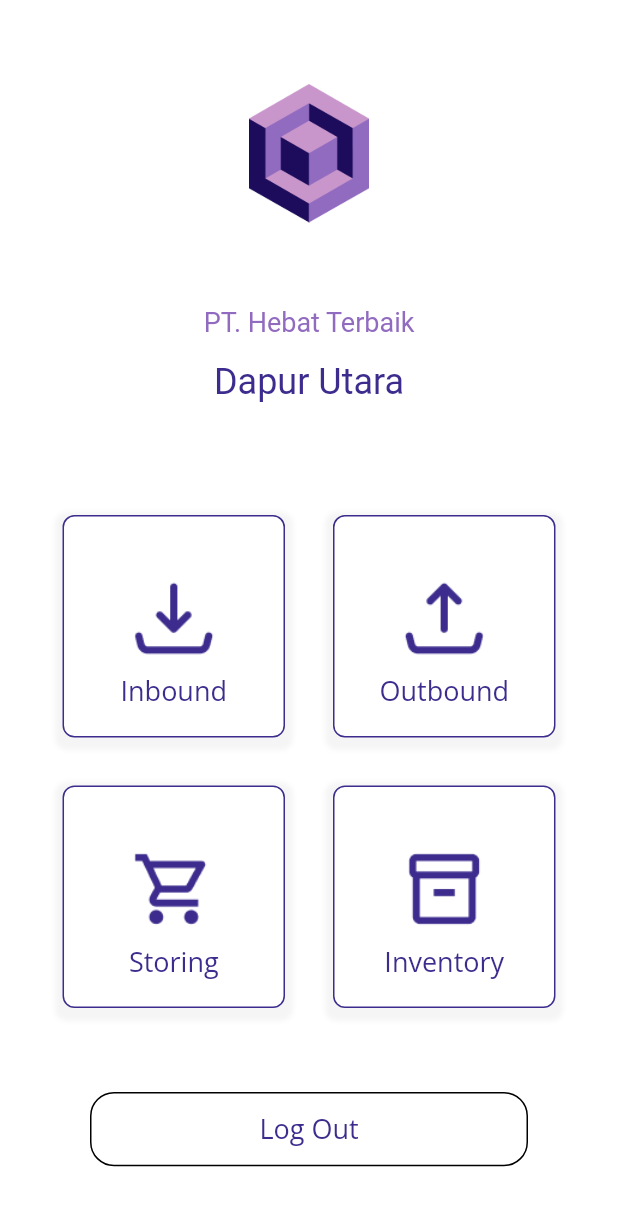
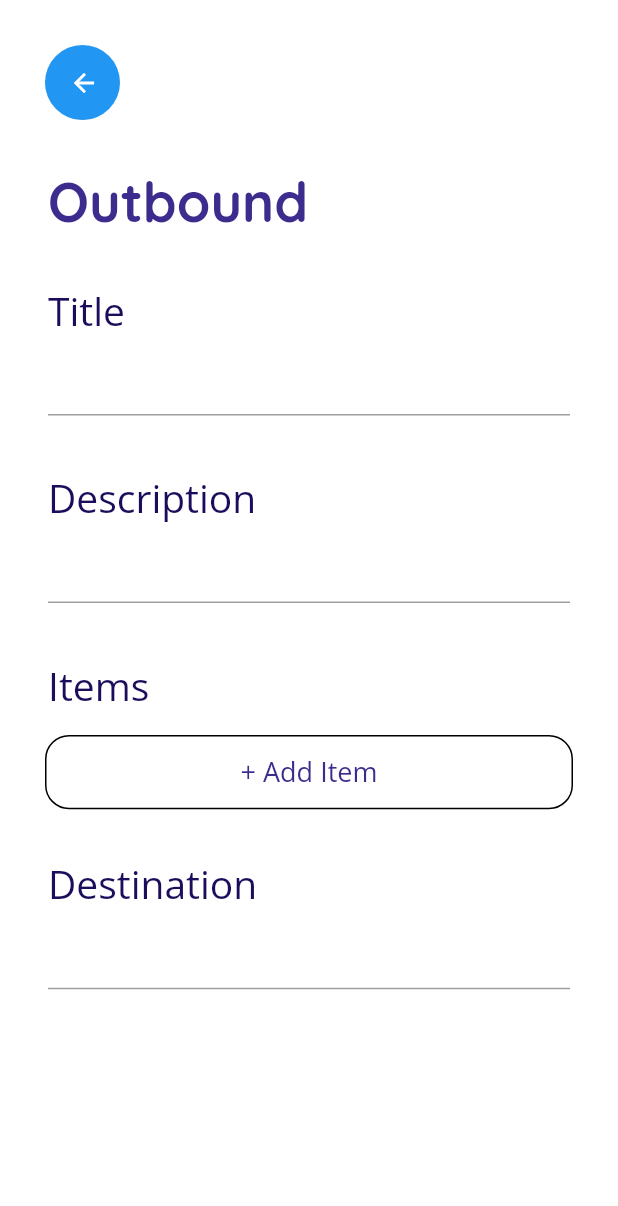
Before and after one commit to MarthinGabriela/flutter-tekmob, a Flutter app: the screen it shows once a user with an empty profile is signed in, after a tap on "Outbound", on a phone screen of 412 x 824 dp. Shown: the top 1206 px of the screen. Run offline on Flutter 3.47's test engine with Material 2 defaults, Android fonts, the light colour scheme and no system bars; our stand-ins replace firebase_auth, firebase_core; accounts and stored records are empty; Roboto replaces fonts that are missing (QuickSand).

Commit message:
feat: Add Outbound

```diff
--- a/lib/elements/button_login_logout.dart
+++ b/lib/elements/button_login_logout.dart
@@ -3,7 +3,8 @@ import 'package:tekmob/theme.dart';
 
 class WideButton extends StatelessWidget {
   final String buttonText;
-  const WideButton({required this.buttonText});
+  final String colorSide;
+  const WideButton({required this.buttonText, required this.colorSide});
 
   @override
   Widget build(BuildContext context) {
@@ -14,14 +15,12 @@ class WideButton extends StatelessWidget {
         decoration: BoxDecoration(
           borderRadius: BorderRadius.circular(16),
           border: Border.all(
-              color: buttonText == 'Log Out'
-                  ? Colors.black
-                  : Colors.grey.shade300),
-          color: buttonText == 'Log Out' ? Colors.white : purpleDark,
+              color: colorSide == 'Dark' ? Colors.black : Colors.grey.shade300),
+          color: colorSide == 'Dark' ? Colors.white : purpleDark,
         ),
         child: Text(buttonText,
             style: normalText.copyWith(
-              color: buttonText == 'Log Out' ? purpleDark : Color(0xFFFFFFFF),
+              color: colorSide == 'Dark' ? purpleDark : Color(0xFFFFFFFF),
               fontFamily: "OpenSans",
             )));
   }
--- a/lib/screens/home.dart
+++ b/lib/screens/home.dart
@@ -2,6 +2,7 @@ import 'package:flutter/cupertino.dart';
 import 'package:flutter/material.dart';
 import 'package:tekmob/auth/auth.dart';
 import 'package:tekmob/elements/box_events.dart';
+import 'package:tekmob/screens/outbound/outbound_home.dart';
 import 'package:tekmob/screens/wrapper_home.dart';
 import 'package:tekmob/theme.dart';
 import 'package:tekmob/elements/button_login_logout.dart';
@@ -43,7 +44,7 @@ class _HomeState extends State<Home> {
                 SizedBox(height: 15),
                 Center(
                     child: Text("Dapur Utara",
-                        style: header_4.copyWith(color: purpleDark))),
+                        style: header_5.copyWith(color: purpleDark))),
                 SizedBox(height: 75),
                 Container(
                     child: Row(
@@ -67,7 +68,12 @@ class _HomeState extends State<Home> {
                     Ink(
                       color: Colors.white,
                       child: InkWell(
-                        onTap: () {},
+                        onTap: () {
+                          Navigator.push(
+                              context,
+                              new MaterialPageRoute(
+                                  builder: (context) => new OutboundHome()));
+                        },
                         child: BoxEvent(
                             text: "Outbound",
                             iconEvents: Image(
@@ -128,7 +134,10 @@ class _HomeState extends State<Home> {
                                 new MaterialPageRoute(
                                     builder: (context) => new WrapperHome()));
                           },
-                          child: WideButton(buttonText: "Log Out")),
+                          child: WideButton(
+                            buttonText: "Log Out",
+                            colorSide: "Dark",
+                          )),
                     )),
               ],
             ))));
--- /dev/null
+++ b/lib/screens/outbound/outbound_home.dart
@@ -0,0 +1,204 @@
+import 'package:flutter/cupertino.dart';
+import 'package:flutter/material.dart';
+import 'package:tekmob/auth/auth.dart';
+import 'package:tekmob/theme.dart';
+import 'package:tekmob/elements/button_login_logout.dart';
+
+class OutboundHome extends StatefulWidget {
+  const OutboundHome({Key? key}) : super(key: key);
+
+  @override
+  _OutboundHomeState createState() => _OutboundHomeState();
+}
+
+class _OutboundHomeState extends State<OutboundHome> {
+  final formKey = GlobalKey<FormState>();
+
+  String title = "";
+  String description = "";
+  String destination = "";
+  // String item = "";
+
+  Future<void> showAddItem(BuildContext context) async {
+    return await showDialog(
+        context: context,
+        builder: (context) {
+          return AlertDialog(content: Text("hahahahahahahahaha"),
+              // Form(
+              //     key: formKey,
+              //     child: Row(
+              //         mainAxisAlignment: MainAxisAlignment.start,
+              //         children: <Widget>[
+              //           Container(
+              //               child: Column(
+              //                   mainAxisAlignment: MainAxisAlignment.start,
+              //                   children: <Widget>[
+              //                 Text("EAN ID",
+              //                     style: normalText.copyWith(
+              //                         fontFamily: "OpenSans",
+              //                         fontWeight: FontWeight.w800,
+              //                         color: purpleDark)),
+              //               ])),
+              //           SizedBox(width: 16),
+              //           Container(child: Column()),
+              //         ])),
+              actions: <Widget>[
+                TextButton(
+                  child: Text('CLOSE'),
+                  onPressed: () {
+                    Navigator.of(context).pop();
+                    // Navigator.pushNamed(context, "/");
+                  },
+                )
+              ]);
+        });
+  }
+
+  @override
+  Widget build(BuildContext context) {
+    return Container(
+        child: Scaffold(
+            backgroundColor: Colors.white,
+            body: SafeArea(
+                child: Column(
+              crossAxisAlignment: CrossAxisAlignment.start,
+              children: [
+                Container(
+                  margin: EdgeInsets.fromLTRB(30, 30, 0, 0),
+                  child: ClipRRect(
+                    borderRadius: BorderRadius.circular(120),
+                    child: SizedBox(
+                      width: 50,
+                      height: 50,
+                      child: ElevatedButton(
+                        child: Icon(
+                          Icons.arrow_back,
+                          size: 20,
+                        ),
+                        onPressed: () {
+                          Navigator.pushNamed(context, "/");
+                        },
+                      ),
+                    ),
+                  ),
+                ),
+                SizedBox(
+                  height: 32,
+                ),
+                Container(
+                  margin: EdgeInsets.fromLTRB(32, 0, 0, 0),
+                  child: Text("Outbound",
+                      style: header_3.copyWith(
+                          color: purpleDark, fontFamily: 'QuickSand')),
+                ),
+                SizedBox(
+                  height: 32,
+                ),
+                Form(
+                    key: formKey,
+                    child: Column(
+                        crossAxisAlignment: CrossAxisAlignment.start,
+                        children: <Widget>[
+                          Container(
+                            margin: EdgeInsets.fromLTRB(32, 0, 0, 0),
+                            child: Text("Title",
+                                style: header_5.copyWith(
+                                    color: blueDark, fontFamily: 'OpenSans')),
+                          ),
+                          Container(
+                            margin: EdgeInsets.fromLTRB(32, 0, 32, 0),
+                            child: Padding(
+                                padding: EdgeInsets.symmetric(vertical: 5),
+                                child: TextFormField(
+                                  style: TextStyle(
+                                      color: blueDark, fontFamily: 'OpenSans'),
+                                  decoration: inputFormDecor,
+                                  onChanged: (val) {
+                                    setState(() => title = val);
+                                  },
+                                  // validator: (val) => val!.isEmpty
+                                  //     ? "Please enter an email"
+                                  //     : null,
+                                )),
+                          ),
+                          SizedBox(
+                            height: 32,
+                          ),
+                          Container(
+                            margin: EdgeInsets.fromLTRB(32, 0, 0, 0),
+                            child: Text("Description",
+                                style: header_5.copyWith(
+                                    color: blueDark, fontFamily: 'OpenSans')),
+                          ),
+                          Container(
+                            margin: EdgeInsets.fromLTRB(32, 0, 32, 0),
+                            child: Padding(
+                                padding: EdgeInsets.symmetric(vertical: 5),
+                                child: TextFormField(
+                                  maxLines: null,
+                                  keyboardType: TextInputType.multiline,
+                                  style: TextStyle(
+                                      color: blueDark, fontFamily: 'OpenSans'),
+                                  decoration: inputFormDecor,
+                                  onChanged: (val) {
+                                    setState(() => description = val);
+                                  },
+                                  // validator: (val) => val!.isEmpty
+                                  //     ? "Please enter an email"
+                                  //     : null,
+                                )),
+                          ),
+                          SizedBox(
+                            height: 32,
+                          ),
+                          Container(
+                            margin: EdgeInsets.fromLTRB(32, 0, 0, 0),
+                            child: Text("Items",
+                                style: header_5.copyWith(
+                                    color: blueDark, fontFamily: 'OpenSans')),
+                          ),
+                          SizedBox(
+                            height: 16,
+                          ),
+                          Container(
+                              padding: EdgeInsets.fromLTRB(30, 0, 30, 0),
+                              child: Ink(
+                                // color: purpleDark,
+                                child: InkWell(
+                                    onTap: () async {
+                                      await showAddItem(context);
+                                    },
+                                    child: WideButton(
+                                        buttonText: "+ Add Item",
+                                        colorSide: "Dark")),
+                              )),
+                          SizedBox(
+                            height: 32,
+                          ),
+                          Container(
+                            margin: EdgeInsets.fromLTRB(32, 0, 0, 0),
+                            child: Text("Destination",
+                                style: header_5.copyWith(
+                                    color: blueDark, fontFamily: 'OpenSans')),
+                          ),
+                          Container(
+                            margin: EdgeInsets.fromLTRB(32, 0, 32, 0),
+                            child: Padding(
+                                padding: EdgeInsets.symmetric(vertical: 5),
+                                child: TextFormField(
+                                  style: TextStyle(
+                                      color: blueDark, fontFamily: 'OpenSans'),
+                                  decoration: inputFormDecor,
+                                  onChanged: (val) {
+                                    setState(() => destination = val);
+                                  },
+                                  // validator: (val) => val!.isEmpty
+                                  //     ? "Please enter an email"
+                                  //     : null,
+                                )),
+                          ),
+                        ]))
+              ],
+            ))));
+  }
+}
--- a/lib/screens/sign/login.dart
+++ b/lib/screens/sign/login.dart
@@ -99,7 +99,7 @@ class _LoginState extends State<Login> {
                         Container(
                           margin: EdgeInsets.fromLTRB(32, 0, 0, 0),
                           child: Text("Email",
-                              style: header_4.copyWith(
+                              style: header_5.copyWith(
                                   color: blueDark, fontFamily: 'OpenSans')),
                         ),
                         Container(
@@ -119,12 +119,12 @@ class _LoginState extends State<Login> {
                               )),
                         ),
                         SizedBox(
-                          height: 30,
+                          height: 32,
                         ),
                         Container(
                           margin: EdgeInsets.fromLTRB(32, 0, 0, 0),
                           child: Text("Password",
-                              style: header_4.copyWith(
+                              style: header_5.copyWith(
                                   color: blueDark, fontFamily: 'OpenSans')),
                         ),
                         Container(
@@ -169,7 +169,9 @@ class _LoginState extends State<Login> {
                                       }
                                     }
                                   },
-                                  child: WideButton(buttonText: "Log In")),
+                                  child: WideButton(
+                                      buttonText: "Log In",
+                                      colorSide: "Light")),
                             )),
                         Center(
                           child: Text(error,
--- a/lib/screens/sign/register.dart
+++ b/lib/screens/sign/register.dart
@@ -185,7 +185,9 @@ class _SignUpState extends State<SignUp> {
                                         }
                                       }
                                     },
-                                    child: WideButton(buttonText: "Sign Up")),
+                                    child: WideButton(
+                                        buttonText: "Sign Up",
+                                        colorSide: "Light")),
                               )),
                           SizedBox(height: 8),
                           Text(error,
--- a/lib/theme.dart
+++ b/lib/theme.dart
@@ -16,7 +16,8 @@ TextStyle header_2 = TextStyle(
   letterSpacing: 3,
 );
 TextStyle header_3 = TextStyle(fontWeight: FontWeight.w700, fontSize: 36);
-TextStyle header_4 = TextStyle(fontWeight: FontWeight.w400, fontSize: 24);
+TextStyle header_4 = TextStyle(fontWeight: FontWeight.w600, fontSize: 32);
+TextStyle header_5 = TextStyle(fontWeight: FontWeight.w400, fontSize: 26);
 TextStyle normalText = TextStyle(fontSize: 18);
 TextStyle smallerText = TextStyle(fontSize: 14);
 
```
